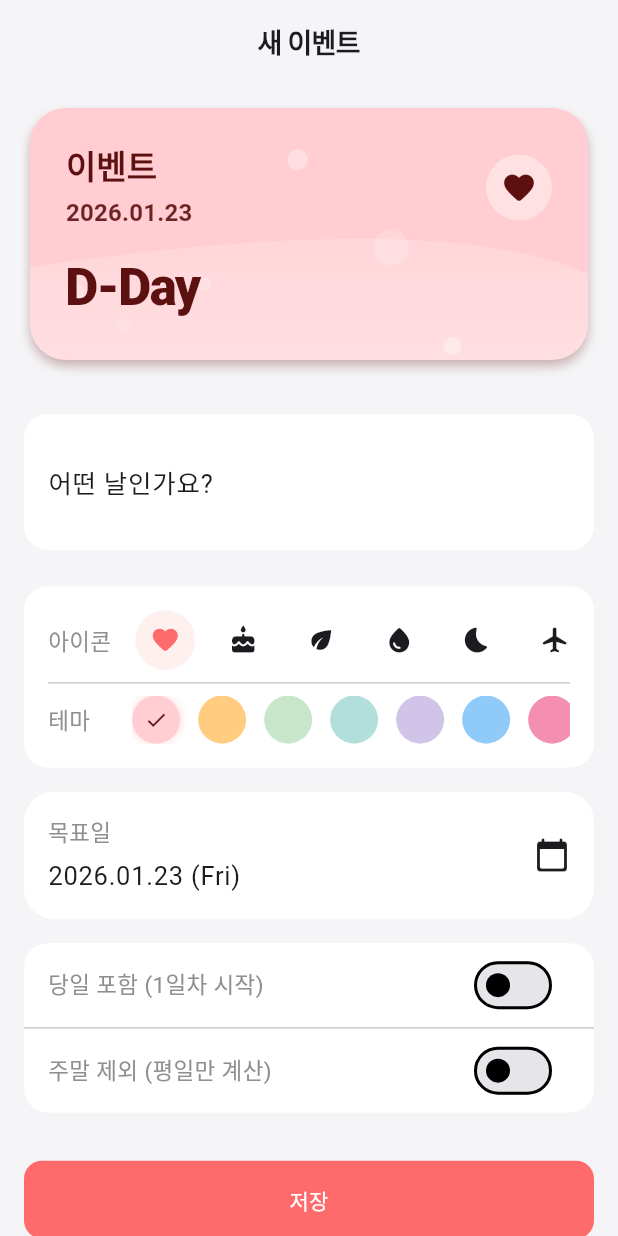
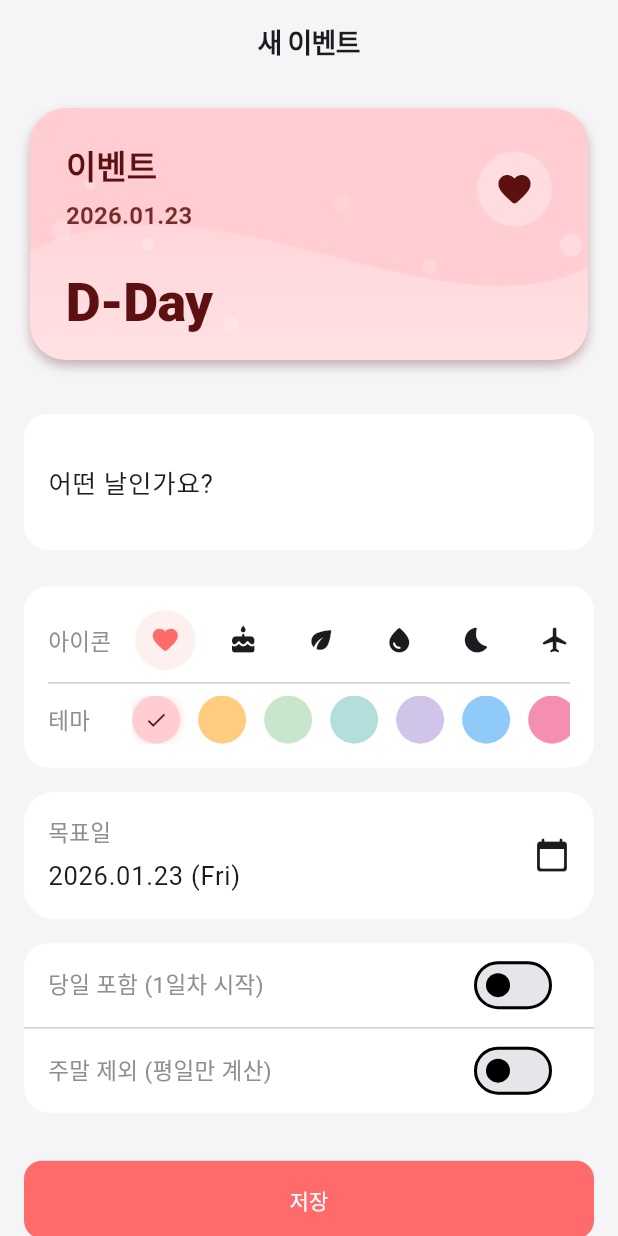
Before and after one commit to Kihoonee/flutter-day_counter, a Flutter app: the EventEditPage screen opened by its route, after a tap on "저장", on a phone screen of 412 x 824 dp. Run offline on Flutter 3.47's test engine with Material 3 defaults, Android fonts, the phone set to English and light mode, and no system bars; our stand-ins replace dio, equatable, firebase_core, flutter_riverpod, fpdart, freezed_annotation and 6 more; accounts and stored records are empty; generated files the repository leaves out were written again; network calls fail.

Commit message:
feat(ui): final polish for main screen and event detail tabs

```diff
--- a/lib/app/bootstrap.dart
+++ b/lib/app/bootstrap.dart
@@ -29,7 +29,7 @@ class _AppBootstrapState extends State<AppBootstrap> {
 
   Future<void> _init() async {
     // Give a larger breathing room for the Flutter engine and native launch screen to settle
-    await Future.delayed(const Duration(milliseconds: 500));
+    await Future<void>.delayed(const Duration(milliseconds: 500));
 
     try {
       print('AppBootstrap: Starting initialization...');
@@ -119,7 +119,7 @@ class _AppBootstrapState extends State<AppBootstrap> {
     return ProviderScope(
       overrides: [
         sharedPreferencesProvider.overrideWithValue(_sharedPreferences!),
-        databaseProvider.overrideWithValue(_database!),
+        databaseProvider.overrideWithValue(AsyncData(_database!)),
       ],
       child: const App(),
     );
--- a/lib/features/events/presentation/pages/event_edit_page.dart
+++ b/lib/features/events/presentation/pages/event_edit_page.dart
@@ -233,13 +233,8 @@ class _EventEditPageState extends ConsumerState<EventEditPage> {
                         onPressed: () async {
                           final id = widget.eventId ?? const Uuid().v4();
                           // 기존 이벤트가 있으면 할일/다이어리는 유지해야 함
-                          List<dynamic> todos = [];
-                          List<dynamic> diaryEntries = [];
-
-                          if (existing != null) {
-                            todos = existing.todos;
-                            diaryEntries = existing.diaryEntries;
-                          }
+                          var todos = existing?.todos ?? [];
+                          var diaryEntries = existing?.diaryEntries ?? [];
 
                           final e = Event(
                             id: id,
@@ -250,8 +245,8 @@ class _EventEditPageState extends ConsumerState<EventEditPage> {
                             excludeWeekends: _excludeWeekends,
                             themeIndex: _themeIndex,
                             iconIndex: _iconIndex,
-                            todos: (todos as List).cast(), // Safe casting
-                            diaryEntries: (diaryEntries as List).cast(),
+                            todos: todos,
+                            diaryEntries: diaryEntries,
                           );
 
                           await ref.read(eventsProvider.notifier).upsert(e);
--- a/lib/features/events/presentation/pages/event_list_page.dart
+++ b/lib/features/events/presentation/pages/event_list_page.dart
@@ -20,6 +20,7 @@ class EventListPage extends ConsumerWidget {
 
   @override
   Widget build(BuildContext context, WidgetRef ref) {
+    final theme = Theme.of(context);
     final state = ref.watch(eventsProvider);
 
     return Scaffold(
--- a/lib/features/events/presentation/widgets/edit_tab.dart
+++ b/lib/features/events/presentation/widgets/edit_tab.dart
@@ -205,10 +205,10 @@ class _EditTabState extends ConsumerState<EditTab> {
                         .read(eventsProvider.notifier)
                         .remove(widget.event.id);
                     if (!mounted) return;
-                    context.go('/events'); // 목록으로 돌아가기
+                    context.go('/events');
                   },
                   style: TextButton.styleFrom(
-                    foregroundColor: theme.colorScheme.error, // Error color로 변경
+                    foregroundColor: theme.colorScheme.onSurface.withOpacity(0.4), // Changed to Grey
                     padding: const EdgeInsets.symmetric(vertical: 16),
                   ),
                   child: const Text('이벤트 삭제'),
--- a/lib/features/events/presentation/widgets/poster_card.dart
+++ b/lib/features/events/presentation/widgets/poster_card.dart
@@ -84,7 +84,6 @@ class PosterCard extends StatelessWidget {
 
     // Determine if Future or Past based on dText
     // 보통 'D-DAY', 'D-5' (미래), 'D+3' (과거)
-    final isFuture = dText.contains('-');
     final isDDay = dText == 'D-Day';
     final isPast = dText.contains('+');
 
@@ -135,14 +134,16 @@ class PosterCard extends StatelessWidget {
                                   overflow: TextOverflow.ellipsis,
                                   style: theme.textTheme.titleLarge?.copyWith(
                                     fontWeight: FontWeight.w700,
-                                    color: fgColor, // Contrast Text
+                                    fontSize: 22, // Fixed larger size
+                                    color: fgColor,
                                   ),
                                 ),
-                                const SizedBox(height: 6), // 간격 조금 늘림
+                                const SizedBox(height: 8),
                                 Text(
                                   dateLine,
-                                  style: theme.textTheme.titleMedium?.copyWith( // 폰트 사이즈 키움 (bodyMedium -> titleMedium)
-                                    color: fgColor.withOpacity(0.9),
+                                  style: theme.textTheme.titleMedium?.copyWith(
+                                    fontSize: 16, // Explicit size
+                                    color: fgColor.withOpacity(0.85),
                                     fontWeight: FontWeight.w600,
                                   ),
                                 ),
@@ -150,46 +151,67 @@ class PosterCard extends StatelessWidget {
                             ),
                           ),
                           Container(
-                            padding: const EdgeInsets.all(10),
+                            padding: const EdgeInsets.all(12), // Larger padding
                             decoration: BoxDecoration(
-                              color: Colors.white.withOpacity(0.4), // Brighter overlay
+                              color: Colors.white.withOpacity(0.3),
                               shape: BoxShape.circle,
                             ),
                             child: Icon(
                               iconData,
                               color: fgColor,
-                              size: 24, // 아이콘 사이즈 살짝 키움
+                              size: 26,
                             ),
                           ),
                         ],
                       ),
-                      const SizedBox(height: 16), // 간격 늘림 (D-Day 위치 하향)
+                      const SizedBox(height: 24), // Increased spacing
                       Row(
                         crossAxisAlignment: CrossAxisAlignment.baseline,
                         textBaseline: TextBaseline.alphabetic,
                         children: [
                           Text(
                             dText,
-                            style: theme.textTheme.headlineLarge?.copyWith( // 폰트 사이즈 줄임 (displayMedium -> headlineLarge)
+                            style: theme.textTheme.displaySmall?.copyWith( // Use displaySmall (smaller than displayMedium but big enough)
+                              fontSize: 36, // Specific visual weight
                               fontWeight: FontWeight.w900,
-                              letterSpacing: -1.0,
+                              letterSpacing: -0.5,
                               color: isPast
-                                  ? fgColor.withOpacity(0.6) // 과거 흐리게
+                                  ? fgColor.withOpacity(0.5) // Past: Dimmed more
                                   : fgColor,
                             ),
                           ),
                           const SizedBox(width: 8),
-                          if (!isDDay) // D-Day 아닐 때만 days 표시
+                          if (!isDDay)
                             Padding(
-                              padding: const EdgeInsets.only(bottom: 4),
+                              padding: const EdgeInsets.only(bottom: 6),
                               child: Text(
                                 'days',
                                 style: theme.textTheme.titleMedium?.copyWith(
-                                  color: fgColor.withOpacity(isPast ? 0.6 : 0.9),
+                                  color: fgColor.withOpacity(isPast ? 0.5 : 0.8),
                                   fontWeight: FontWeight.w600,
+                                  fontSize: 16,
                                 ),
                               ),
                             ),
+                          if (isPast) // Add visual tag for past
+                             Padding(
+                               padding: const EdgeInsets.only(left: 8, bottom: 6),
+                               child: Container(
+                                 padding: const EdgeInsets.symmetric(horizontal: 8, vertical: 2),
+                                 decoration: BoxDecoration(
+                                   color: fgColor.withOpacity(0.1),
+                                   borderRadius: BorderRadius.circular(12),
+                                 ),
+                                 child: Text(
+                                   'PAST',
+                                   style: TextStyle(
+                                     color: fgColor.withOpacity(0.6),
+                                     fontSize: 10,
+                                     fontWeight: FontWeight.bold,
+                                   ),
+                                 ),
+                               ),
+                             ),
                         ],
                       ),
                     ],
@@ -225,27 +247,28 @@ class _PatternPainter extends CustomPainter {
         begin: Alignment.topCenter,
         end: Alignment.bottomCenter,
         colors: [
-          overlayColor.withOpacity(0.0),
-          overlayColor.withOpacity(0.35),
+          overlayColor.withOpacity(0.0), // Fully transparent top
+          overlayColor.withOpacity(0.4), // Stronger bottom
         ],
       ).createShader(Rect.fromLTWH(0, 0, size.width, size.height));
 
     final path = Path();
 
-    // Very Dramatic Wave Logic
-    // Start Y: 0.3 ~ 0.7
-    final startY = size.height * (0.3 + random.nextDouble() * 0.4);
+    // S-Curve Wave Logic
+    final startY = size.height * (0.4 + random.nextDouble() * 0.2); // 40~60%
     path.moveTo(0, startY);
 
-    // Control Point: X(0.2~0.8), Y(-0.3 ~ 1.3) -> Range covers outside for deep curve
-    final controlX = size.width * (0.2 + random.nextDouble() * 0.6);
-    // Y values can go beyond bounds to create sharp curves
-    final controlY = size.height * (-0.2 + random.nextDouble() * 1.4);
+    // First Control Point (Upwards/Downwards)
+    final cp1x = size.width * (0.25 + random.nextDouble() * 0.1);
+    final cp1y = size.height * (random.nextDouble() * 0.5); // Top half
 
-    // End Y: 0.3 ~ 0.8
-    final endY = size.height * (0.3 + random.nextDouble() * 0.5);
+    // Second Control Point (Opposite)
+    final cp2x = size.width * (0.65 + random.nextDouble() * 0.1);
+    final cp2y = size.height * (0.5 + random.nextDouble() * 0.5); // Bottom half
 
-    path.quadraticBezierTo(controlX, controlY, size.width, endY);
+    final endY = size.height * (0.4 + random.nextDouble() * 0.3);
+
+    path.cubicTo(cp1x, cp1y, cp2x, cp2y, size.width, endY);
 
     path.lineTo(size.width, size.height);
     path.lineTo(0, size.height);
@@ -259,18 +282,17 @@ class _PatternPainter extends CustomPainter {
     final paint = Paint()
       ..style = PaintingStyle.fill;
 
-    // Draw 6-10 droplets
-    final count = 6 + random.nextInt(5);
+    // Draw fewer, subtle droplets
+    final count = 5 + random.nextInt(4);
 
-    // Burn randoms
-    random.nextDouble(); random.nextDouble(); random.nextDouble(); random.nextDouble();
+    random.nextDouble(); random.nextDouble(); // Burn
 
     for (int i = 0; i < count; i++) {
       final dx = random.nextDouble() * size.width;
-      final dy = size.height * 0.2 + random.nextDouble() * (size.height * 0.8);
-      final radius = 4.0 + random.nextDouble() * 8.0;
+      final dy = size.height * 0.3 + random.nextDouble() * (size.height * 0.7);
+      final radius = 3.0 + random.nextDouble() * 6.0;
 
-      paint.color = overlayColor.withOpacity(0.1 + random.nextDouble() * 0.3);
+      paint.color = overlayColor.withOpacity(0.1 + random.nextDouble() * 0.2);
 
       canvas.drawCircle(Offset(dx, dy), radius, paint);
     }
```
Also changed, not shown: lib/features/events/presentation/widgets/diary_tab.dart (+47 -37 lines), lib/features/events/presentation/widgets/todo_tab.dart (+34 -14 lines), 2 other files.
